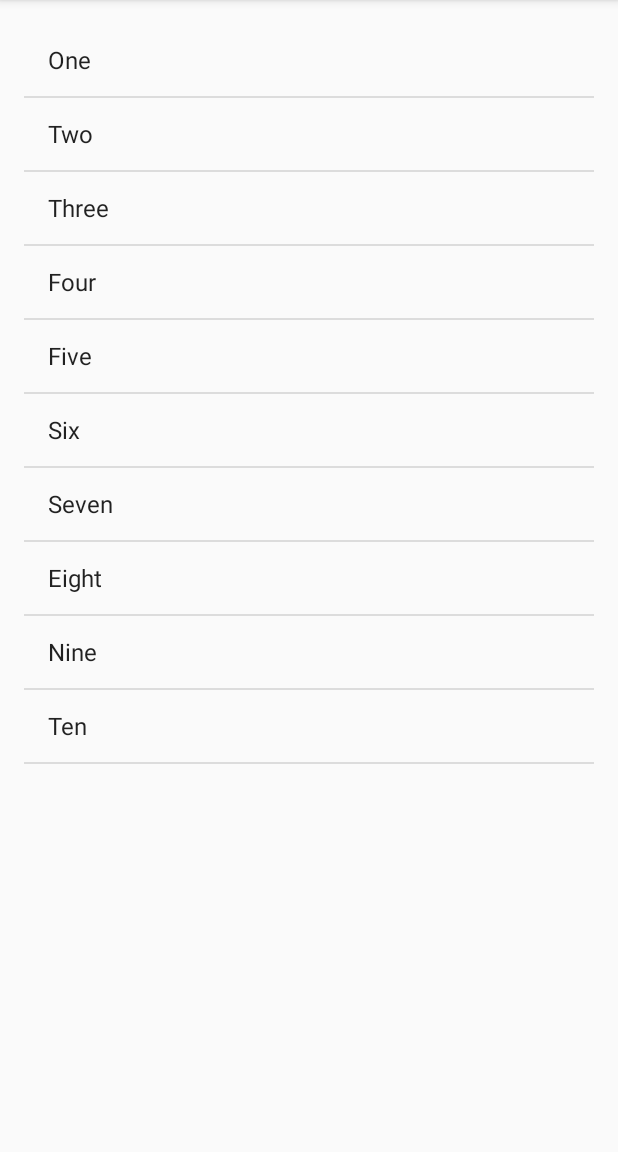
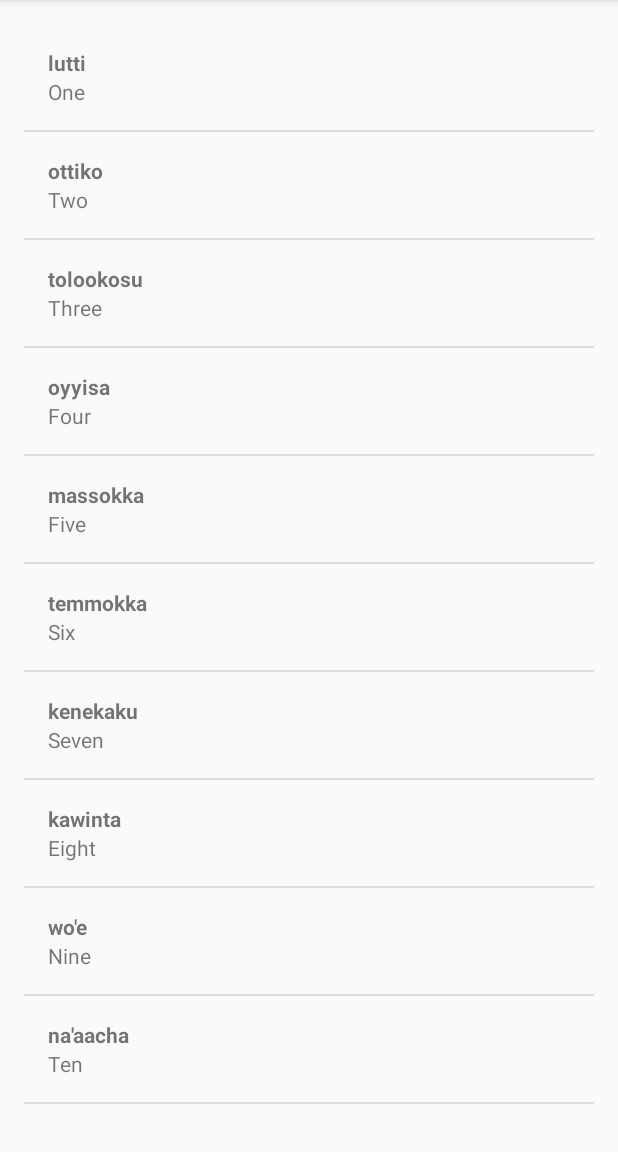
Before and after one commit to NoaBar/Miwok, an Android app: the NumbersActivity screen opened directly, with no data from a screen before it, on a phone screen of 412 x 824 dp, the part 84-1236 px from its top. Run offline under Robolectric (Android 15) with nearby library versions, the phone set to English and light mode, and no system bars.

Commit message:
deleting unnecessary files.

```diff
--- a/app/src/main/java/com/example/android/miwok/NumbersActivity.java
+++ b/app/src/main/java/com/example/android/miwok/NumbersActivity.java
@@ -20,17 +20,17 @@ public class NumbersActivity extends AppCompatActivity {
         setContentView(R.layout.activity_numbers);
 
         //Create an array of words
-        ArrayList<String> words = new ArrayList<String>();
-        words.add(0, "One");
-        words.add(1, "Two");
-        words.add(2, "Three");
-        words.add(3, "Four");
-        words.add(4, "Five");
-        words.add(5, "Six");
-        words.add(6, "Seven");
-        words.add(7, "Eight");
-        words.add(8, "Nine");
-        words.add(9, "Ten");
+        ArrayList<Word> words = new ArrayList<Word>();
+        words.add(new Word("One","lutti"));
+        words.add(new Word("Two","ottiko"));
+        words.add(new Word("Three","tolookosu"));
+        words.add(new Word("Four","oyyisa"));
+        words.add(new Word("Five","massokka"));
+        words.add(new Word("Six","temmokka"));
+        words.add(new Word("Seven","kenekaku"));
+        words.add(new Word("Eight","kawinta"));
+        words.add(new Word("Nine","wo'e"));
+        words.add(new Word("Ten","na'aacha"));
 
 
         // Create an {@link ArrayAdapter}, whose data source is a list of Strings. The
@@ -38,7 +38,7 @@ public class NumbersActivity extends AppCompatActivity {
         // simple_list_item_1.xml layout resource defined in the Android framework.
         // This list item layout contains a single {@link TextView}, which the adapter will set to
         // display a single word.
-        ArrayAdapter<String> itemsAdapter = new ArrayAdapter<String>(this, android.R.layout.simple_list_item_1, words);
+        WordAdapter adapter = new WordAdapter(this, words);
 
         // Find the {@link ListView} object in the view hierarchy of the {@link Activity}.
         // There should be a {@link ListView} with the view ID called list, which is declared in the
@@ -49,7 +49,7 @@ public class NumbersActivity extends AppCompatActivity {
         // {@link ListView} will display list items for each word in the list of words.
         // Do this by calling the setAdapter method on the {@link ListView} object and pass in
         // 1 argument, which is the {@link ArrayAdapter} with the variable name itemsAdapter.
-        listView.setAdapter(itemsAdapter);
+        listView.setAdapter(adapter);
 
         }
     }
--- /dev/null
+++ b/app/src/main/java/com/example/android/miwok/Word.java
@@ -0,0 +1,48 @@
+package com.example.android.miwok;
+/**
+ * Created by Noa B on 02-Mar-18.
+ */
+
+/**
+ * {@link Word} represents a vocabulary word that the user wants to learn.
+ * It contains a default translation and a Miwok translation for that word.
+ */
+
+public class Word {
+        /**
+         * Default translation for the word
+         */
+        private String mDefaultTranslation;
+
+        /**
+         * Miwok translation for the word
+         */
+        private String mMiwokTranslation;
+
+        /**
+         * Constructor!
+         * Create a new Word object.
+         * @param defaultTranslation is the word in a language that the user is already familiar with
+         *                           (such as English)
+         * @param miwokTranslation   is the word in the Miwok language
+         */
+        public Word(String defaultTranslation, String miwokTranslation) {
+            mDefaultTranslation = defaultTranslation;
+            mMiwokTranslation = miwokTranslation;
+        }
+
+        /**
+         * Get the default translation of the word.
+         */
+        public String getDefaultTranslation() {
+            return mDefaultTranslation;
+        }
+
+        /**
+         * Get the Miwok translation of the word.
+         */
+        public String getMiwokTranslation() {
+            return mMiwokTranslation;
+        }
+
+    }
--- /dev/null
+++ b/app/src/main/java/com/example/android/miwok/WordAdapter.java
@@ -0,0 +1,72 @@
+package com.example.android.miwok;
+
+import android.app.Activity;
+import android.support.annotation.NonNull;
+import android.support.annotation.Nullable;
+import android.view.LayoutInflater;
+import android.view.View;
+import android.view.ViewGroup;
+import android.widget.ArrayAdapter;
+import android.widget.TextView;
+
+import java.util.ArrayList;
+
+/**
+ * Created by Noa B on 02-Mar-18.
+ */
+public class WordAdapter extends ArrayAdapter<Word> {
+
+    /**
+     * This is a custom constructor (it doesn't mirror a superclass constructor).
+     * The context is used to inflate the layout file, and the list is the data we want
+     * to populate into the lists.
+     *
+     * @param activity The current context. Used to inflate the layout file.
+     * @param words   A List of AndroidFlavor objects to display in a list
+     */
+
+    public WordAdapter(Activity activity, ArrayList<Word> words) {
+        // Here, we initialize the ArrayAdapter's internal storage for the context and the list.
+        // the second argument is used when the ArrayAdapter is populating a single TextView.
+        // Because this is a custom adapter for two TextViews and an ImageView, the adapter is not
+        // going to use this second argument, so it can be any value. Here, we used 0.
+        super(activity, 0, words);
+    }
+
+    /**
+     * Provides a view for an AdapterView (ListView, GridView, etc.)
+     *
+     * @param position    The position in the list of data that should be displayed in the
+     *                    list item view.
+     * @param convertView The recycled view to populate.
+     * @param parent      The parent ViewGroup that is used for inflation.
+     * @return The View for the position in the AdapterView.
+     */
+    @NonNull
+    @Override
+    public View getView(int position, View convertView, @NonNull ViewGroup parent) {
+        // Check if the existing view is being reused, otherwise inflate the view
+        View listItemView = convertView;
+        if (listItemView == null) {
+            listItemView = LayoutInflater.from(getContext()).inflate(
+                    R.layout.list_item, parent, false);
+        }
+
+        // Get the {@link Word} object located at this position in the list
+        Word currentWord = getItem(position);
+
+        // Find the TextView in the list_item.xml layout with the ID version_name
+        TextView miwokTextView = (TextView) listItemView.findViewById(R.id.miwok_text_view);
+        // Get the version name from the current Word object and
+        // set this text on the miwok TextView
+        miwokTextView.setText(currentWord.getMiwokTranslation());
+
+        // Find the TextView in the list_item.xml layout with the ID version_number
+        TextView defaultTextView = (TextView) listItemView.findViewById(R.id.default_text_view);
+        // Get the version number from the current Word object and
+        // set this text on the default TextView
+        defaultTextView.setText(currentWord.getDefaultTranslation());
+
+        return listItemView;
+    }
+}
--- a/app/src/main/res/layout/list_item.xml
+++ b/app/src/main/res/layout/list_item.xml
@@ -1,25 +1,24 @@
 <?xml version="1.0" encoding="utf-8"?>
 <LinearLayout
     xmlns:android="http://schemas.android.com/apk/res/android"
+    xmlns:tools="http://schemas.android.com/tools"
     android:layout_width="match_parent"
     android:layout_height="match_parent"
     android:orientation="vertical"
+    android:padding="@dimen/words_padding"
     >
 
     <TextView
+        android:id="@+id/miwok_text_view"
         android:layout_width="match_parent"
         android:layout_height="wrap_content"
-        android:paddingTop="@dimen/words_padding"
-        android:paddingStart="@dimen/words_padding"
-        android:text="lutti"
-        android:textStyle="bold"/>
+        android:textStyle="bold"
+        tools:text="lutti"/>
 
     <TextView
+        android:id="@+id/default_text_view"
         android:layout_width="match_parent"
         android:layout_height="wrap_content"
-        android:paddingBottom="@dimen/words_padding"
-        android:paddingStart="@dimen/words_padding"
-        android:text="one"/>
-
+        tools:text="one"/>
 
 </LinearLayout>
```
Also changed, not shown: app/src/main/res/layout/activity_colors.xml (deleted, +0 -9 lines), app/src/main/res/layout/activity_family.xml (deleted, +0 -9 lines), app/src/main/res/layout/activity_phrases.xml (deleted, +0 -9 lines).
